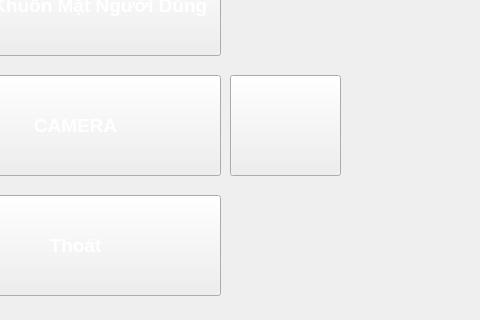
This is face1/GUI.ui in huy090603huy123/nhandienkhuonmat as Qt 5 draws it before an edit; both pictures show x 280 to 760 and y 235 to 555 of the 760 by 555 pixel window. The edited form follows.
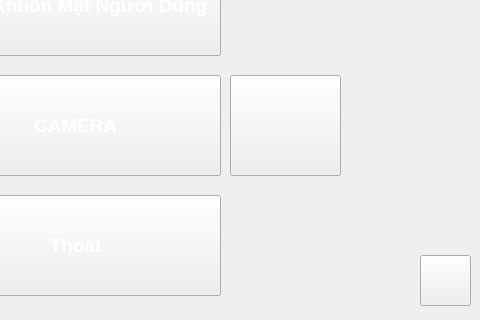
This is the edited form. Icons and pictures are not drawn.

What changed in the file:
```diff
--- a/face1/GUI.ui
+++ b/face1/GUI.ui
@@ -264,6 +264,22 @@
      <string/>
     </property>
    </widget>
+   <widget class="QPushButton" name="chatbox">
+    <property name="geometry">
+     <rect>
+      <x>700</x>
+      <y>490</y>
+      <width>51</width>
+      <height>51</height>
+     </rect>
+    </property>
+    <property name="styleSheet">
+     <string notr="true">border-image: url(:/pic/istockphoto-1133721644-170667a.jpg);</string>
+    </property>
+    <property name="text">
+     <string/>
+    </property>
+   </widget>
    <zorder>camera</zorder>
    <zorder>P1</zorder>
    <zorder>P2</zorder>
```
Left out of the diff: 1 changed line with no effect on the pictures.
